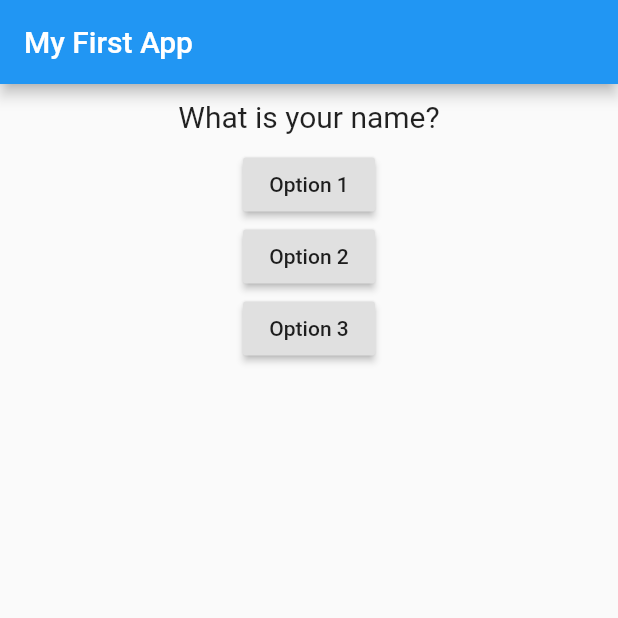
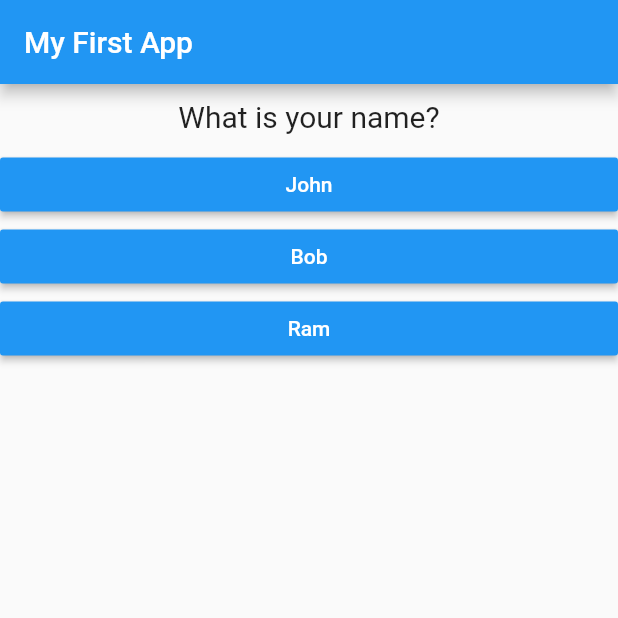
Before and after one commit to codoffer/flutter-quiz, a Flutter app: the screen it shows after launch, on a phone screen of 412 x 824 dp, the top half of it. Run offline on Flutter 3.47's test engine with Material 2 defaults, Android fonts, the phone set to English and light mode, and no system bars.

Commit message:
Answer Widget Created

```diff
--- /dev/null
+++ b/lib/answer.dart
@@ -0,0 +1,21 @@
+import 'package:flutter/material.dart';
+
+class Answer extends StatelessWidget {
+  final Function chooseOptionHandler;
+  final String answerText;
+
+  Answer(this.chooseOptionHandler, this.answerText);
+
+  @override
+  Widget build(BuildContext context) {
+    return Container(
+      width: double.infinity,
+      child: RaisedButton(
+        color: Colors.blue,
+        textColor: Colors.white,
+        onPressed: chooseOptionHandler,
+        child: Text(answerText),
+      ),
+    );
+  }
+}
--- a/lib/main.dart
+++ b/lib/main.dart
@@ -1,6 +1,7 @@
 import 'package:flutter/material.dart';
 
 import './question.dart';
+import './answer.dart';
 
 void main() => runApp(MyApp());
 
@@ -13,7 +14,21 @@ class MyApp extends StatefulWidget {
 
 class _MyAppState extends State<MyApp> {
   var _currentQuestIndex = 0;
-  var questions = ['What is your name?', 'What is your favourite color?'];
+
+  final questions = const [
+    {
+      'questionText': 'What is your name?',
+      'answers': ['John', 'Bob', 'Ram']
+    },
+    {
+      'questionText': 'What is your favourite color?',
+      'answers': ['White', 'Black', 'Orange']
+    },
+    {
+      'questionText': 'Which is your favourite animal?',
+      'answers': ['Dog', 'Cat', 'Elephant']
+    },
+  ];
 
   void _chooseOption() {
     setState(() {
@@ -31,19 +46,11 @@ class _MyAppState extends State<MyApp> {
       ),
       body: Column(
         children: [
-          Question(questions[_currentQuestIndex]),
-          RaisedButton(
-            onPressed: _chooseOption,
-            child: Text('Option 1'),
-          ),
-          RaisedButton(
-            onPressed: () => {print('Option 4')},
-            child: Text('Option 2'),
-          ),
-          RaisedButton(
-            onPressed: () => print('option 3 choosen'),
-            child: Text('Option 3'),
-          ),
+          Question(questions[_currentQuestIndex]['questionText']),
+          ...(questions[_currentQuestIndex]['answers'] as List<String>)
+              .map((answer) {
+            return Answer(_chooseOption, answer);
+          }).toList(),
         ],
       ),
     ));
```
